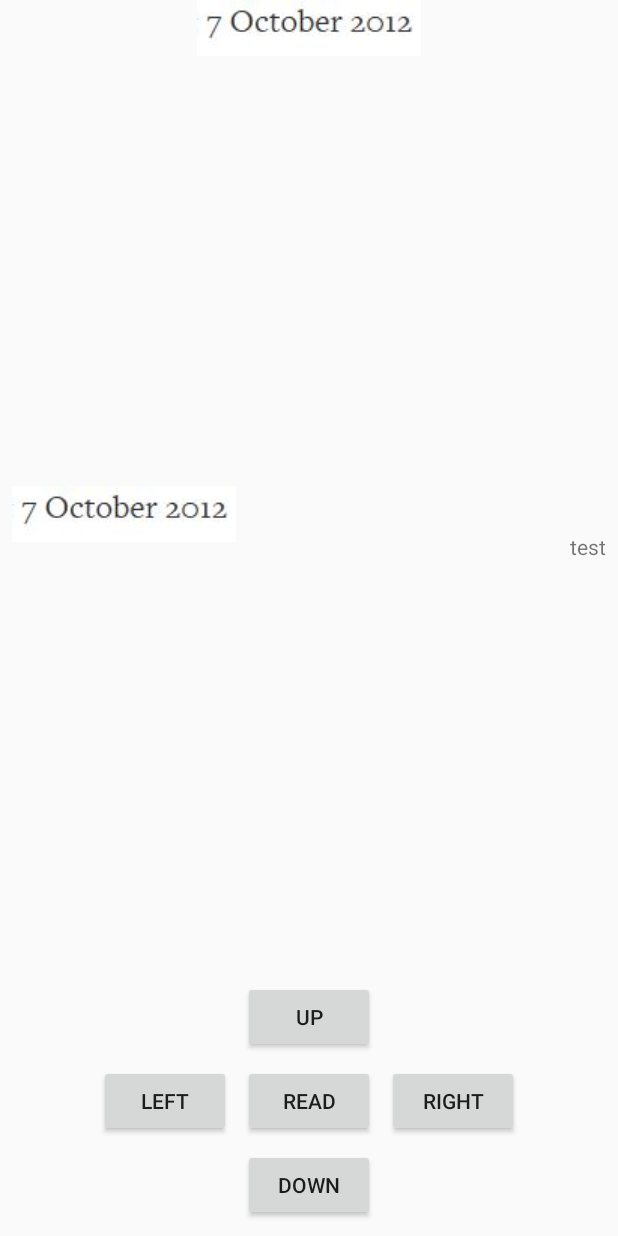
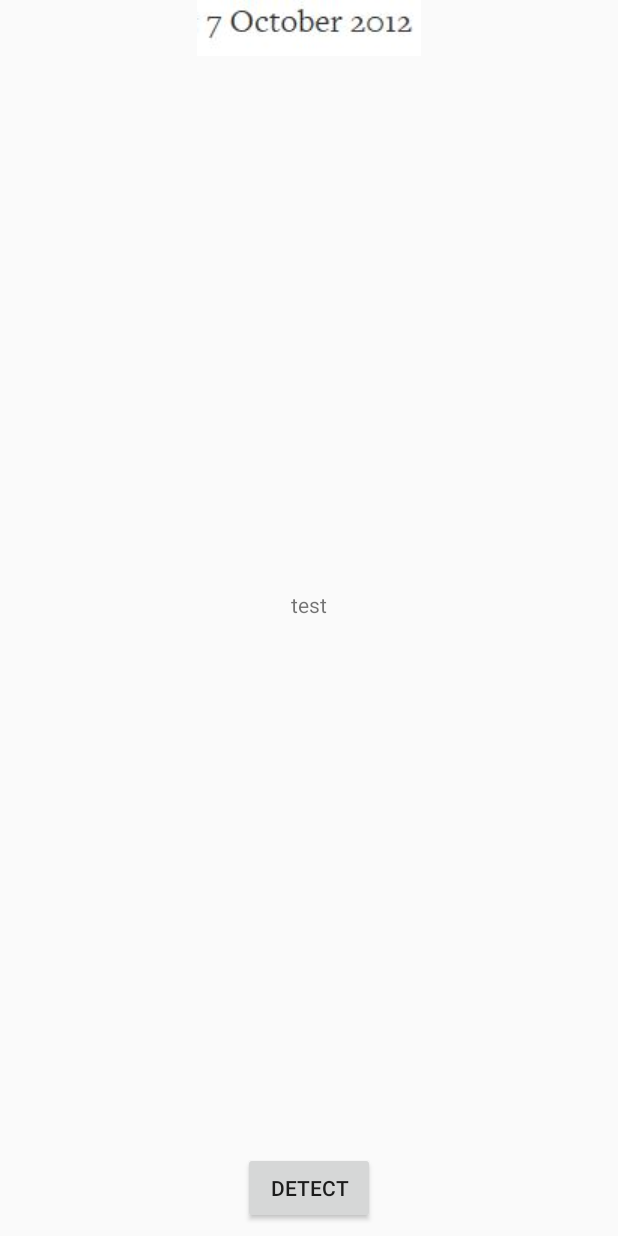
Before and after one commit to Swpolo/SDK_tesseract, an Android app: the layout activity_main.xml on its own in the app's theme, with its tools: preview values and no code run, on a phone screen of 412 x 824 dp. Run offline under Robolectric (Android 15) with nearby library versions, the phone set to English and light mode, and no system bars.

Commit message:
program now detect the whole grid and convert it to a string.

```diff
--- a/app/src/main/res/layout/activity_main.xml
+++ b/app/src/main/res/layout/activity_main.xml
@@ -6,100 +6,6 @@
     android:layout_height="match_parent"
     tools:context="paul.sdk_tesseract.MainActivity">
 
-    <android.support.constraint.ConstraintLayout
-        android:layout_width="wrap_content"
-        android:layout_height="wrap_content"
-        android:layout_marginBottom="2dp"
-        android:layout_marginEnd="8dp"
-        android:layout_marginLeft="8dp"
-        android:layout_marginStart="8dp"
-        app:layout_constraintBottom_toBottomOf="parent"
-        app:layout_constraintLeft_toLeftOf="parent"
-        android:id="@+id/constraintLayout"
-        android:layout_marginRight="8dp"
-        app:layout_constraintRight_toRightOf="parent">
-
-        <Button
-            android:id="@+id/b_read"
-            android:layout_width="wrap_content"
-            android:layout_height="wrap_content"
-            android:onClick="read"
-            android:text="@string/read"
-            app:layout_constraintBottom_toTopOf="@+id/b_down"
-            app:layout_constraintLeft_toRightOf="@+id/b_left"
-            app:layout_constraintRight_toLeftOf="@+id/b_right"
-            app:layout_constraintTop_toBottomOf="@+id/b_up" />
-
-        <Button
-            android:id="@+id/b_up"
-            android:layout_width="wrap_content"
-            android:layout_height="wrap_content"
-            android:layout_marginBottom="8dp"
-            android:layout_marginEnd="8dp"
-            android:layout_marginLeft="8dp"
-            android:layout_marginRight="8dp"
-            android:layout_marginStart="8dp"
-            android:layout_marginTop="8dp"
-            android:onClick="up"
-            android:text="@string/up"
-            app:layout_constraintBottom_toTopOf="@+id/b_read"
-            app:layout_constraintLeft_toLeftOf="parent"
-            app:layout_constraintRight_toRightOf="parent"
-            app:layout_constraintTop_toTopOf="parent" />
-
-        <Button
-            android:id="@+id/b_down"
-            android:layout_width="wrap_content"
-            android:layout_height="wrap_content"
-            android:layout_marginBottom="8dp"
-            android:layout_marginEnd="8dp"
-            android:layout_marginLeft="8dp"
-            android:layout_marginRight="8dp"
-            android:layout_marginStart="8dp"
-            android:layout_marginTop="8dp"
-            android:onClick="down"
-            android:text="@string/down"
-            app:layout_constraintBottom_toBottomOf="parent"
-            app:layout_constraintLeft_toLeftOf="parent"
-            app:layout_constraintRight_toRightOf="parent"
-            app:layout_constraintTop_toBottomOf="@+id/b_read" />
-
-        <Button
-            android:id="@+id/b_left"
-            android:layout_width="wrap_content"
-            android:layout_height="wrap_content"
-            android:layout_marginBottom="8dp"
-            android:layout_marginEnd="8dp"
-            android:layout_marginLeft="8dp"
-            android:layout_marginRight="8dp"
-            android:layout_marginStart="8dp"
-            android:layout_marginTop="8dp"
-            android:onClick="left"
-            android:text="@string/left"
-            app:layout_constraintBottom_toBottomOf="parent"
-            app:layout_constraintLeft_toLeftOf="parent"
-            app:layout_constraintRight_toLeftOf="@+id/b_read"
-            app:layout_constraintTop_toTopOf="parent" />
-
-        <Button
-            android:id="@+id/b_right"
-            android:layout_width="wrap_content"
-            android:layout_height="wrap_content"
-            android:layout_marginBottom="8dp"
-            android:layout_marginEnd="8dp"
-            android:layout_marginLeft="8dp"
-            android:layout_marginRight="8dp"
-            android:layout_marginStart="8dp"
-            android:layout_marginTop="8dp"
-            android:onClick="right"
-            android:text="@string/right"
-            app:layout_constraintBottom_toBottomOf="parent"
-            app:layout_constraintLeft_toRightOf="@+id/b_read"
-            app:layout_constraintRight_toRightOf="parent"
-            app:layout_constraintTop_toTopOf="parent" />
-
-    </android.support.constraint.ConstraintLayout>
-
     <TextView
         android:id="@+id/tv_result"
         android:layout_width="wrap_content"
@@ -107,11 +13,12 @@
         android:text="test"
         android:layout_marginRight="8dp"
         app:layout_constraintRight_toRightOf="parent"
-        android:layout_marginBottom="8dp"
-        app:layout_constraintBottom_toTopOf="@+id/constraintLayout"
         android:layout_marginTop="8dp"
         app:layout_constraintTop_toBottomOf="@+id/iv_grid"
-        app:layout_constraintVertical_bias="0.539" />
+        android:layout_marginBottom="8dp"
+        app:layout_constraintBottom_toTopOf="@+id/b_forme"
+        android:layout_marginLeft="8dp"
+        app:layout_constraintLeft_toLeftOf="parent" />
 
     <ImageView
         android:id="@+id/iv_grid"
@@ -124,17 +31,17 @@
         app:layout_constraintLeft_toLeftOf="parent"
         tools:layout_editor_absoluteY="8dp" />
 
-    <ImageView
-        android:id="@+id/iv_square"
+    <Button
+        android:id="@+id/b_forme"
         android:layout_width="wrap_content"
         android:layout_height="wrap_content"
-        android:layout_marginBottom="8dp"
+        android:onClick="detect"
+        android:text="detect"
         android:layout_marginLeft="8dp"
-        android:layout_marginTop="8dp"
-        app:layout_constraintBottom_toTopOf="@+id/constraintLayout"
         app:layout_constraintLeft_toLeftOf="parent"
-        app:layout_constraintTop_toBottomOf="@+id/iv_grid"
-        app:layout_constraintVertical_bias="0.502"
-        app:srcCompat="@drawable/sdk" />
+        android:layout_marginRight="8dp"
+        app:layout_constraintRight_toRightOf="parent"
+        app:layout_constraintBottom_toBottomOf="parent"
+        android:layout_marginBottom="8dp" />
 
 </android.support.constraint.ConstraintLayout>
```
Also changed, not shown: app/build.gradle (+8 -1 lines), app/src/main/java/paul/sdk_tesseract/MainActivity.java (+45 -92 lines), 3 other files.
